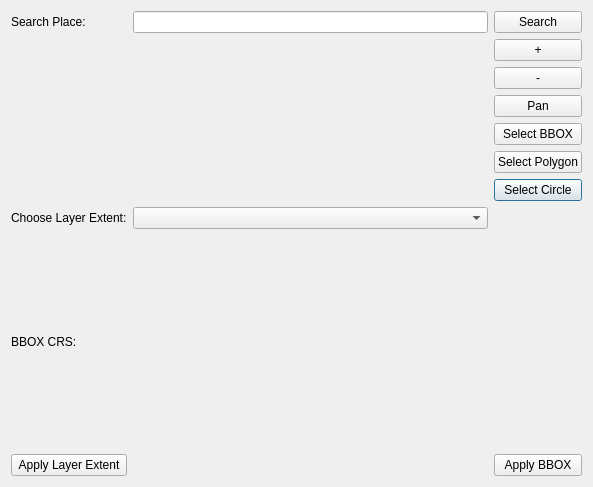
sparqlunicorn/sparqlunicornGoesGIS, file dialogs/ui/bboxdialog.ui: the form before one commit.
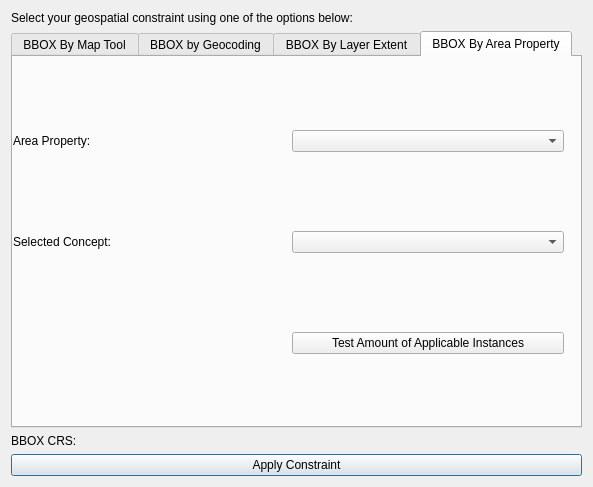
The form after the commit. The open tabs and pages were chosen to show the change. Custom widgets are drawn as their Qt base class.

Commit message: Rework of bbox dialog towards geocoding

```diff
--- a/dialogs/ui/bboxdialog.ui
+++ b/dialogs/ui/bboxdialog.ui
@@ -14,99 +14,99 @@
    <string>Dialog</string>
   </property>
   <layout class="QGridLayout" name="gridLayout_2">
-   <item row="0" column="0">
+   <item row="1" column="1">
+    <widget class="QPushButton" name="b1">
+     <property name="text">
+      <string>Apply Constraint</string>
+     </property>
+    </widget>
+   </item>
+   <item row="0" column="1">
     <layout class="QGridLayout" name="gridLayout">
-     <item row="6" column="2">
-      <widget class="QPushButton" name="selectCircle">
+     <item row="10" column="0">
+      <widget class="QLabel" name="bboxCRSLabel">
        <property name="text">
-        <string>Select Circle</string>
+        <string>BBOX CRS:</string>
        </property>
       </widget>
      </item>
-     <item row="7" column="0">
-      <widget class="QLabel" name="chooseLayerLabel">
+     <item row="0" column="0">
+      <widget class="QLabel" name="label">
        <property name="text">
-        <string>Choose Layer Extent:</string>
+        <string>Select your geospatial constraint using one of the options below:</string>
        </property>
       </widget>
      </item>
-     <item row="1" column="2">
+     <item row="1" column="0" colspan="3">
+      <widget class="QTabWidget" name="tabWidget">
+       <property name="currentIndex">
+        <number>1</number>
+       </property>
+       <widget class="QWidget" name="tabWidgetPage1" native="true">
+        <attribute name="title">
+         <string>BBOX By Map Tool</string>
+        </attribute>
+        <layout class="QGridLayout" name="gridLayout_3">
+         <item row="0" column="1">
       <widget class="QPushButton" name="zoomIn">
        <property name="text">
         <string>+</string>
        </property>
       </widget>
      </item>
-     <item row="3" column="2">
-      <widget class="QPushButton" name="panButton">
-       <property name="text">
-        <string>Pan</string>
-       </property>
-      </widget>
-     </item>
-     <item row="4" column="2">
+         <item row="3" column="1">
       <widget class="QPushButton" name="selectButton">
        <property name="text">
         <string>Select BBOX</string>
        </property>
       </widget>
      </item>
-     <item row="9" column="2">
-      <widget class="QPushButton" name="b1">
+         <item row="5" column="1">
+          <widget class="QPushButton" name="selectCircle">
        <property name="text">
-        <string>Apply BBOX</string>
+            <string>Select Circle</string>
        </property>
       </widget>
      </item>
-     <item row="2" column="2">
+         <item row="1" column="1">
       <widget class="QPushButton" name="zoomOut">
        <property name="text">
         <string>-</string>
        </property>
       </widget>
      </item>
-     <item row="9" column="0">
-      <widget class="QPushButton" name="b2">
+         <item row="2" column="1">
+          <widget class="QPushButton" name="panButton">
        <property name="text">
         <string>Apply Layer Extent</string>
        </property>
       </widget>
      </item>
-     <item row="7" column="1">
-      <widget class="QComboBox" name="chooseBBOXLayer"/>
-     </item>
-     <item row="8" column="0">
-      <widget class="QLabel" name="bboxCRSLabel">
-       <property name="text">
-        <string>BBOX CRS:</string>
-       </property>
-      </widget>
-     </item>
-     <item row="9" column="1">
-      <spacer name="horizontalSpacer">
-       <property name="orientation">
-        <enum>Qt::Horizontal</enum>
-       </property>
-       <property name="sizeHint" stdset="0">
-        <size>
-         <width>40</width>
-         <height>20</height>
-        </size>
-       </property>
-      </spacer>
-     </item>
-     <item row="8" column="1">
-      <widget class="QgsProjectionSelectionWidget" name="crsdialog"/>
-     </item>
-     <item row="5" column="2">
+         <item row="4" column="1">
       <widget class="QPushButton" name="selectPolygon">
        <property name="text">
         <string>Select Polygon</string>
        </property>
       </widget>
      </item>
-     <item row="0" column="2">
-      <widget class="QPushButton" name="searchButton">
+         <item row="0" column="0" rowspan="6">
+          <widget class="QgsMapCanvas" name="map_canvas" native="true"/>
+         </item>
+        </layout>
+       </widget>
+       <widget class="QWidget" name="tabWidgetPage2" native="true">
+        <attribute name="title">
+         <string>BBOX by Geocoding</string>
+        </attribute>
+        <layout class="QGridLayout" name="gridLayout_4">
+         <item row="0" column="1">
+          <widget class="QLineEdit" name="geocodeSearch"/>
+         </item>
+         <item row="1" column="0" colspan="4">
+          <widget class="QgsMapCanvas" name="map_canvas_geocoding" native="true"/>
+         </item>
+         <item row="0" column="3">
+          <widget class="QPushButton" name="geocodeSearchButton">
        <property name="text">
         <string>Search</string>
        </property>
@@ -119,11 +119,99 @@
        </property>
       </widget>
      </item>
-     <item row="1" column="0" rowspan="6" colspan="2">
-      <widget class="QgsMapCanvas" name="map_canvas" native="true"/>
-     </item>
+         <item row="0" column="2">
+          <widget class="QComboBox" name="geocoderSelection">
+           <item>
+            <property name="text">
+             <string>Nominatim</string>
+            </property>
+           </item>
+          </widget>
+         </item>
+        </layout>
+       </widget>
+       <widget class="QWidget" name="tabWidgetPage3" native="true">
+        <attribute name="title">
+         <string>BBOX By Layer Extent</string>
+        </attribute>
+        <layout class="QGridLayout" name="gridLayout_5">
      <item row="0" column="1">
-      <widget class="QLineEdit" name="geocodeSearch"/>
+          <widget class="QComboBox" name="chooseBBOXLayer"/>
+         </item>
+         <item row="0" column="0">
+          <widget class="QLabel" name="chooseLayerLabel">
+           <property name="text">
+            <string>Choose Layer Extent:</string>
+           </property>
+          </widget>
+         </item>
+         <item row="1" column="0" colspan="2">
+          <widget class="QgsMapCanvas" name="map_canvas_layerextent" native="true"/>
+         </item>
+         <item row="2" column="0">
+          <widget class="QPushButton" name="b2">
+           <property name="text">
+            <string>Apply Layer Extent</string>
+           </property>
+          </widget>
+         </item>
+        </layout>
+       </widget>
+       <widget class="QWidget" name="tabWidgetPage4" native="true">
+        <attribute name="title">
+         <string>BBOX By Area Property</string>
+        </attribute>
+        <widget class="QWidget" name="gridLayoutWidget">
+         <property name="geometry">
+          <rect>
+           <x>0</x>
+           <y>0</y>
+           <width>551</width>
+           <height>371</height>
+          </rect>
+         </property>
+         <layout class="QGridLayout" name="gridLayout_6">
+          <item row="0" column="1">
+           <widget class="QComboBox" name="areaPropertyComboBox"/>
+          </item>
+          <item row="1" column="1">
+           <widget class="QComboBox" name="areaPropertySelectedConceptComboBox"/>
+          </item>
+          <item row="1" column="0">
+           <widget class="QLabel" name="areaPropertySelectedConcept">
+            <property name="text">
+             <string>Selected Concept:</string>
+            </property>
+           </widget>
+          </item>
+          <item row="0" column="0">
+           <widget class="QLabel" name="areaPropertyLabel">
+            <property name="text">
+             <string>Area Property:</string>
+            </property>
+           </widget>
+          </item>
+          <item row="2" column="1">
+           <widget class="QPushButton" name="pushButton">
+            <property name="text">
+             <string>Test Amount of Applicable Instances</string>
+            </property>
+           </widget>
+          </item>
+          <item row="2" column="0">
+           <widget class="QLabel" name="amountOfApplicableInstancesResult">
+            <property name="text">
+             <string/>
+            </property>
+           </widget>
+          </item>
+         </layout>
+        </widget>
+       </widget>
+      </widget>
+     </item>
+     <item row="10" column="1" colspan="2">
+      <widget class="QgsProjectionSelectionWidget" name="crsdialog"/>
      </item>
     </layout>
    </item>
```
Left out of the diff: 4 changed lines with no effect on the pictures. Lines whose indentation alone changed are shown as unchanged. The commit also changes 4 other files.
